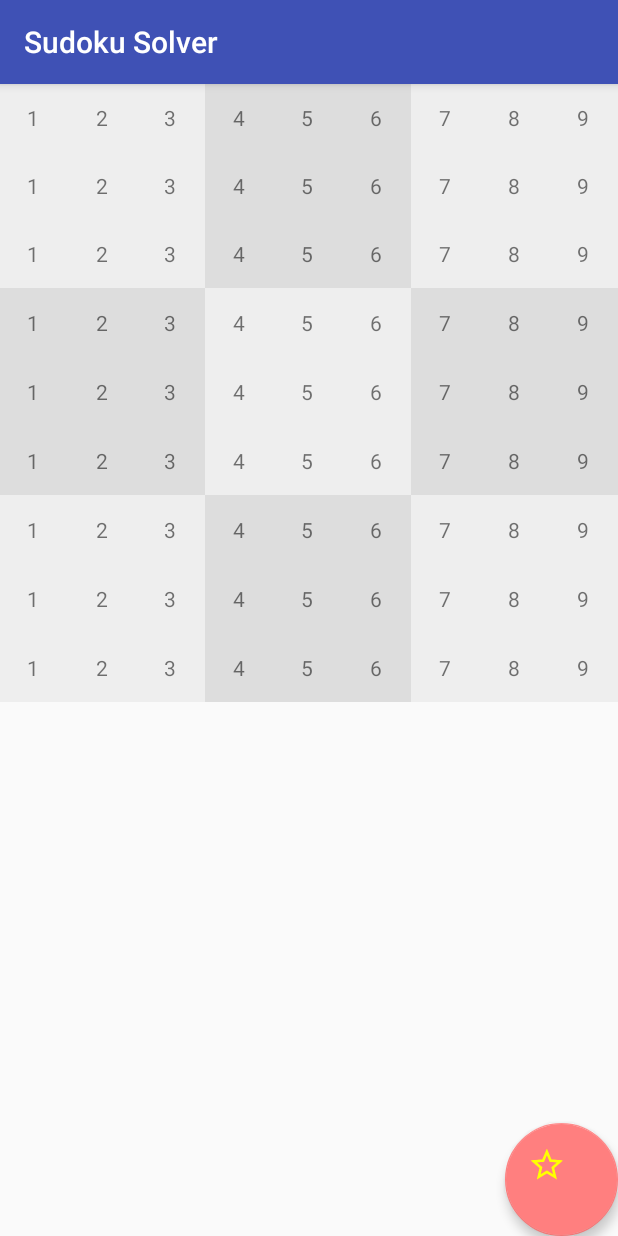
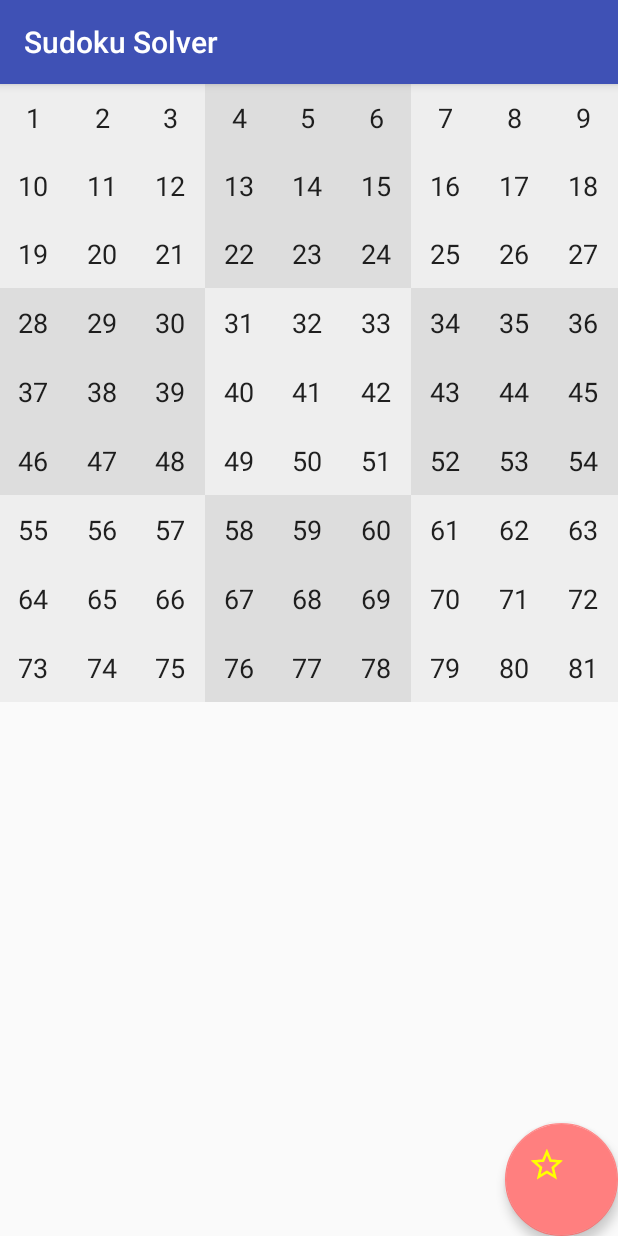
Before and after one commit to showdpro/Ultimate-Sudoku-Solver, an Android app: the screen it shows after launch (MainActivity), on a phone screen of 412 x 824 dp. Run offline under Robolectric (Android 15) with nearby library versions, the light colour scheme and no system bars.

Commit message:
Solved the bug by discovering layout inflater does not inflate editTexts correctly for layouts containing ids, when inflating multiple times per container. I solved this by using tags instead of ids, albeit losing the benefit of kotlin extensions; however, no noticeable loss of speed. Now rotating the screen will not 'erase' the puzzle.

```diff
--- a/app/src/main/java/com/example/john/sudokusolver/SudokuPuzzleFragment.kt
+++ b/app/src/main/java/com/example/john/sudokusolver/SudokuPuzzleFragment.kt
@@ -9,8 +9,8 @@ import android.os.Bundle
 import android.view.LayoutInflater
 import android.view.View
 import android.view.ViewGroup
+import android.widget.EditText
 import android.widget.GridLayout
-import kotlinx.android.synthetic.main.light_cell_layout.view.*
 import kotlinx.android.synthetic.main.sudoku_puzzle_grid_layout.view.*
 
 /**
@@ -24,13 +24,13 @@ class SudokuPuzzleFragment : Fragment() {
     override fun onCreate(savedInstanceState: Bundle?) {
         super.onCreate(savedInstanceState)
 
-//        if (savedInstanceState != null)
-//            mSudokuSolver.restore(savedInstanceState)
+        if (savedInstanceState != null)
+            mSudokuSolver.restore(savedInstanceState)
     }
 
     override fun onSaveInstanceState(outState: Bundle?) {
         super.onSaveInstanceState(outState)
-//        mSudokuSolver.save(outState)
+        mSudokuSolver.save(outState)
     }
 
     @SuppressLint("NewApi")
@@ -63,24 +63,21 @@ class SudokuPuzzleFragment : Fragment() {
         }
 
         // Populate the cells in the puzzle layout
-        var digit: String
-        var cellView: View
         for (row in 0 until puzzleLayout.rowCount) {
             for (column in 0 until puzzleLayout.columnCount) {
-                cellView = inflater.inflate(
+                val cellView = inflater.inflate(
                         if ( (column / 3 + row / 3) % 2 == 0) R.layout.light_cell_layout
                         else R.layout.dark_cell_layout,
                         null)
                 // TODO copy the contents of puzzle data into cell
+                cellView.findViewWithTag<EditText>(getString(R.string.cell_editable_digit_tag))?.
+                        setText((row * 9 + column + 1).toString())
 
-                digit = (column + 1).toString(10)
-                cellView.largeDigit.text = digit
-
+                // TODO set IME of editText to editText of Previous Cell
                 // Add the cell to the puzzle layout
                 puzzleLayout.addView(cellView, GridLayout.LayoutParams(layoutParams))
             }
         }
-
         return view
     }
 }
--- a/app/src/main/res/layout/dark_cell_layout.xml
+++ b/app/src/main/res/layout/dark_cell_layout.xml
@@ -7,8 +7,8 @@
     android:background="@color/cell_dark_background"
     >
 
-    <TextView
-        android:id="@+id/largeDigit"
+    <EditText
+        android:tag="@string/cell_editable_digit_tag"
         android:layout_width="wrap_content"
         android:layout_height="wrap_content"
         android:background="@android:color/transparent"
--- a/app/src/main/res/layout/light_cell_layout.xml
+++ b/app/src/main/res/layout/light_cell_layout.xml
@@ -7,8 +7,8 @@
     android:background="@color/cell_light_background"
     >
 
-    <TextView
-        android:id="@+id/largeDigit"
+    <EditText
+        android:tag="@string/cell_editable_digit_tag"
         android:layout_width="wrap_content"
         android:layout_height="wrap_content"
         android:background="@android:color/transparent"
--- a/app/src/main/res/values/strings.xml
+++ b/app/src/main/res/values/strings.xml
@@ -1,4 +1,5 @@
 <resources>
     <string name="app_name">Sudoku Solver</string>
     <string name="puzzle_content_constraint">H,1:1</string>
+    <string name="cell_editable_digit_tag">largeDigit</string>
 </resources>
```
Also changed, not shown: 1 other file.
